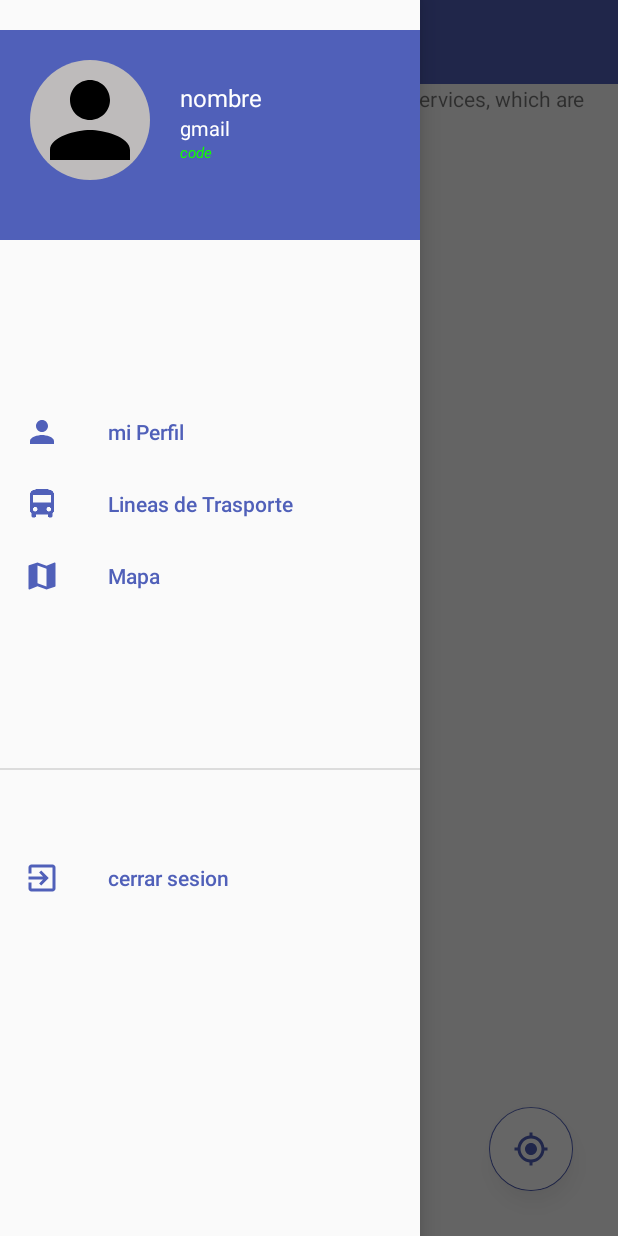
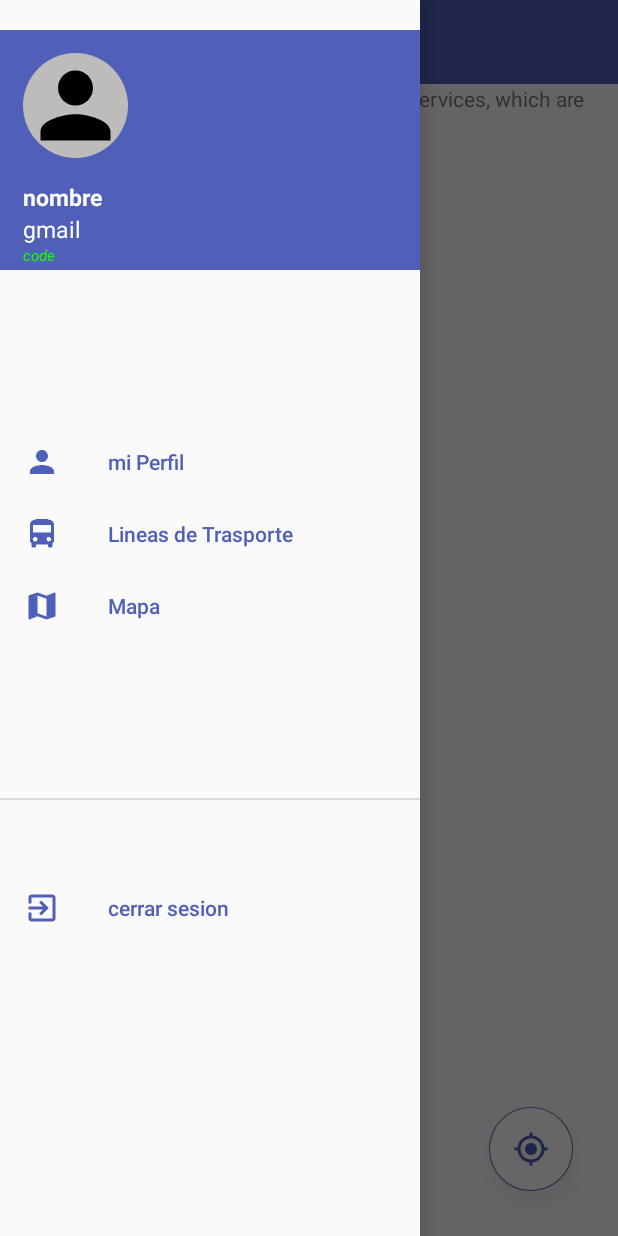
Before and after one commit to nomekop007/app_usuario, an Android app: the screen it shows after launch once a user with an empty profile is signed in (MainActivity), with the side drawer open, on a phone screen of 412 x 824 dp. Run offline under Robolectric (Android 15) with nearby library versions, the light colour scheme and no system bars; our stand-ins replace Firebase (no records; nobody signed in at launch, a user with empty details on screens opened directly); libraries missing offline, so code that uses them is left out: com.facebook, com.facebook.login, com.google.maps.android; 5 statements that could not run were skipped.

```diff
--- a/app/src/main/AndroidManifest.xml
+++ b/app/src/main/AndroidManifest.xml
@@ -36,7 +36,7 @@
              You can define the keys for the debug and release targets in src/debug/ and src/release/.
         -->
         <meta-data android:name="com.facebook.sdk.ApplicationId" android:value="@string/facebook_app_id"/> <activity android:name="com.facebook.FacebookActivity" android:configChanges= "keyboard|keyboardHidden|screenLayout|screenSize|orientation" android:label="@string/app_name" /> <activity android:name="com.facebook.CustomTabActivity" android:exported="true"> <intent-filter> <action android:name="android.intent.action.VIEW" /> <category android:name="android.intent.category.DEFAULT" /> <category android:name="android.intent.category.BROWSABLE" /> <data android:scheme="@string/fb_login_protocol_scheme" /> </intent-filter> </activity>
-
+        <uses-library android:name="org.apache.http.legacy" android:required="false"/>
         <meta-data
             android:name="com.google.android.geo.API_KEY"
             android:value="@string/google_maps_key" />
@@ -61,6 +61,7 @@
             </intent-filter>
         </activity>
         <activity android:name=".LoginActivity"
+            android:screenOrientation="portrait"
             android:configChanges="screenSize|orientation"
             android:windowSoftInputMode="stateHidden">
             <intent-filter>
--- a/app/src/main/res/layout/header.xml
+++ b/app/src/main/res/layout/header.xml
@@ -1,7 +1,7 @@
 <?xml version="1.0" encoding="utf-8"?>
 <RelativeLayout xmlns:android="http://schemas.android.com/apk/res/android"
     android:layout_width="match_parent"
-    android:layout_height="140dp"
+    android:layout_height="160dp"
     android:background="@color/colorPrimary"
     android:layout_marginTop="20dp">
 
@@ -10,9 +10,9 @@
 
         android:id="@+id/circulo"
         android:layout_below="@id/toolbar"
-        android:layout_width="80dp"
-        android:layout_height="80dp"
-        android:layout_margin="20dp"
+        android:layout_width="70dp"
+        android:layout_height="70dp"
+        android:layout_margin="15dp"
         android:src="@drawable/circulo" />
 
 
@@ -20,41 +20,32 @@
     <ImageView
         android:id="@+id/imagenUser"
         android:layout_below="@id/toolbar"
-        android:layout_width="80dp"
-        android:layout_height="80dp"
-      android:layout_margin="20dp"
+        android:layout_width="70dp"
+        android:layout_height="70dp"
+      android:layout_margin="15dp"
         android:src="@drawable/user" />
 
-    <TextView
-        android:id="@+id/usuario"
-        android:layout_width="wrap_content"
-        android:layout_height="wrap_content"
-        android:textSize="17dp"
-        android:text=""
-        android:textColor="@color/colorBlanco"
-        android:layout_toRightOf="@id/imagenUser"
-        android:layout_marginTop="10dp"
-        />
+
     <TextView
         android:id="@+id/nombreUser"
         android:layout_width="wrap_content"
         android:layout_height="wrap_content"
-        android:textSize="16dp"
+        android:textSize="15dp"
         android:text="nombre"
+        android:textStyle="bold"
+        android:layout_marginLeft="15dp"
         android:textColor="@color/colorBlanco"
-        android:layout_toRightOf="@id/imagenUser"
-        android:layout_below="@id/usuario"
+        android:layout_below="@id/imagenUser"
         />
-
 
     <TextView
         android:id="@+id/gmail"
         android:layout_width="wrap_content"
         android:layout_height="wrap_content"
-        android:textSize="13dp"
+        android:textSize="15dp"
         android:textColor="@color/colorBlanco"
         android:text="gmail"
-        android:layout_toRightOf="@id/imagenUser"
+        android:layout_marginLeft="15dp"
         android:layout_below="@id/nombreUser"
         />
     <TextView
@@ -64,7 +55,7 @@
         android:textSize="10dp"
         android:textColor="@color/colorEtiqueta"
         android:text="code"
-        android:layout_toRightOf="@id/imagenUser"
+        android:layout_marginLeft="15dp"
         android:layout_below="@id/gmail"
         android:textStyle="italic"
         />
--- a/build.gradle
+++ b/build.gradle
@@ -8,7 +8,7 @@ buildscript {
     }
     dependencies {
         classpath 'com.android.tools.build:gradle:3.3.2'
-        classpath 'com.google.gms:google-services:4.+'
+        classpath 'com.google.gms:google-services:4.2.0'
 
         // NOTE: Do not place your application dependencies here; they belong
         // in the individual module build.gradle files
```
Also changed, not shown: app/src/main/res/layout/activity_login.xml (+2 -14 lines).
